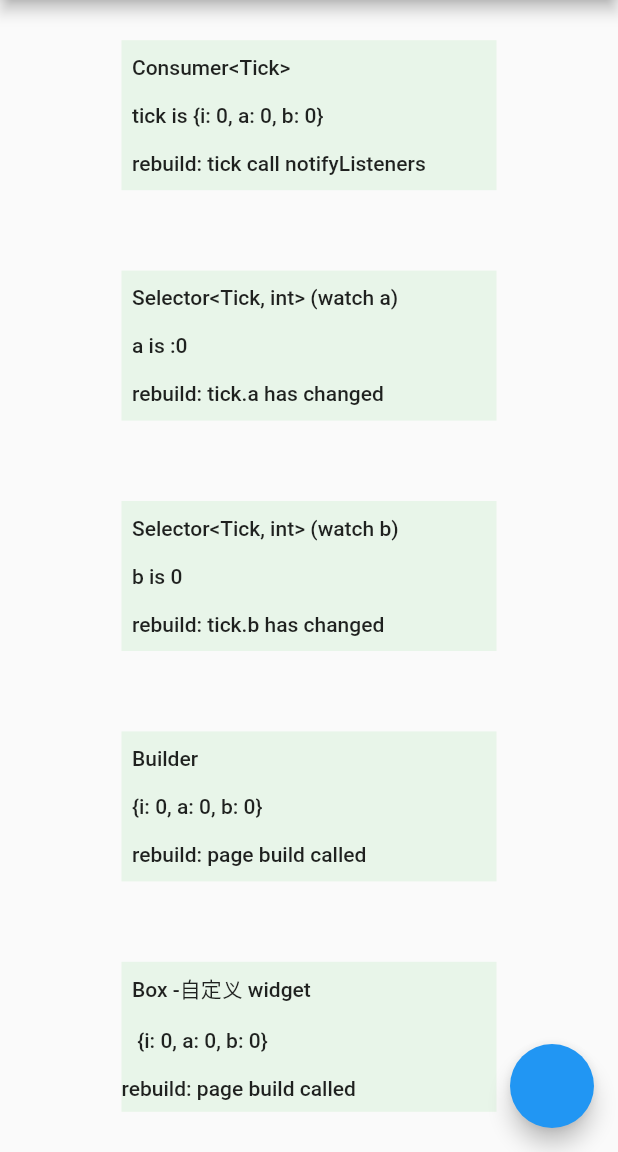
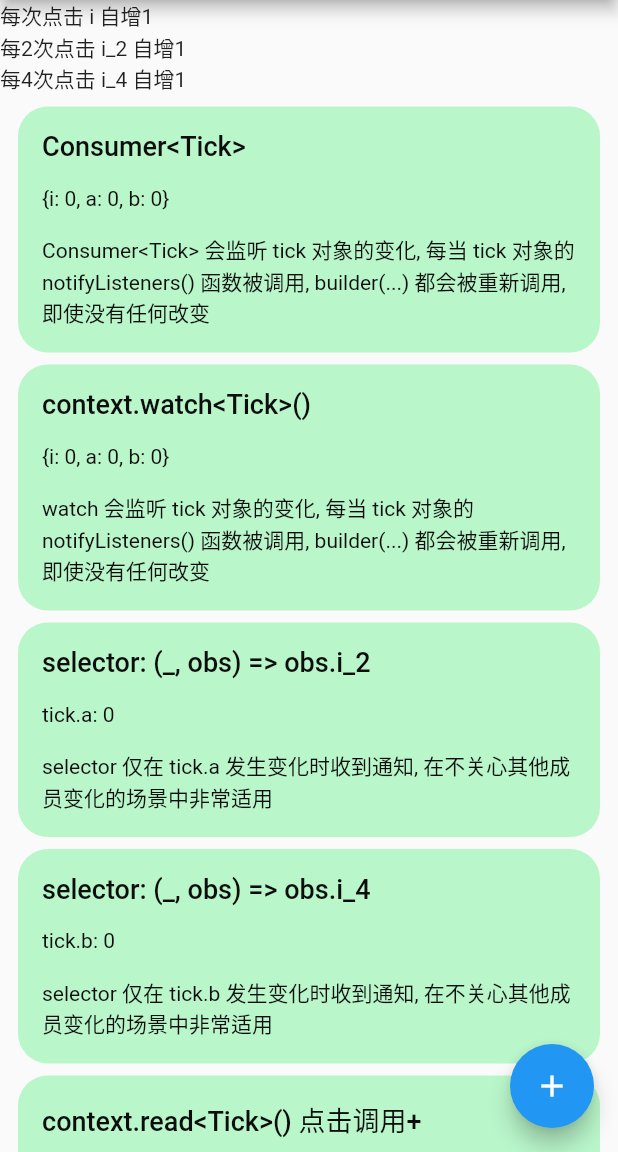
Before and after one commit to Hooollly/flutter_learn, a Flutter app: the ProviderDemoPage screen opened directly, on a phone screen of 412 x 824 dp, the part 84-1236 px from its top. Run offline on Flutter 3.47's test engine with Material 2 defaults, Android fonts, the phone set to English and light mode, and no system bars.

Commit message:
优化代码格式、添加注释

```diff
--- a/lib/commons/values.dart
+++ b/lib/commons/values.dart
@@ -1,27 +1,21 @@
 import 'package:flutter/material.dart';
 
 var vCardColors = [
-  Colors.green[50],
-  Colors.green[200],
-  Colors.green[400],
-  Colors.green[600],
-  Colors.green[800],
-  //
-  Colors.orange[50],
-  Colors.orange[200],
-  Colors.orange[400],
-  Colors.orange[600],
-  Colors.orange[800],
-  //
-  Colors.red[50],
-  Colors.red[200],
-  Colors.red[400],
-  Colors.red[600],
-  Colors.red[800],
+  Colors.greenAccent[100],
+  Colors.greenAccent[400],
+  Colors.greenAccent[700],
+  Colors.orangeAccent[100],
+  Colors.orangeAccent[400],
+  Colors.orangeAccent[700],
+  Colors.redAccent[100],
+  Colors.redAccent[400],
+  Colors.redAccent[700],
 ];
 
 const animationDuration = Duration(milliseconds: 500);
 
-const blockWidth = 250.0;
+const blockWidth = double.infinity;
 
-const blockHeight = 100.0;
+// const blockHeight = 160.0;
+
+// const
--- a/lib/pages/provider/notifiers.dart
+++ b/lib/pages/provider/notifiers.dart
@@ -3,25 +3,25 @@ import 'package:flutter/material.dart';
 class Tick extends ChangeNotifier {
   int i = 0;
 
-  int a = 0;
+  int i_2 = 0;
 
-  int b = 0;
+  int i_4 = 0;
 
   increment() {
     /// i 每次自增1
     i++;
 
-    // a 每2次自增1
-    if (i % 2 == 0) a++;
+    /// a 每2次自增1
+    if (i % 2 == 0) i_2++;
 
-    /// b 每3次自增1
-    if (i % 3 == 0) b++;
+    /// b 每4次自增1
+    if (i % 4 == 0) i_4++;
 
     notifyListeners();
   }
 
   @override
   String toString() {
-    return '{i: $i, a: $a, b: $b}';
+    return '{i: $i, a: $i_2, b: $i_4}';
   }
 }
--- a/lib/pages/provider/page.dart
+++ b/lib/pages/provider/page.dart
@@ -2,7 +2,17 @@ import 'package:flutter/material.dart';
 import 'package:flutter_learn/commons/values.dart';
 import 'package:provider/provider.dart';
 
+import '../widgets.dart';
 import 'notifiers.dart';
+
+/// Provider 是对 InheritedWidget 的封装，如果对 InheritedWidget 不了解则需要先去熟悉一下
+///
+/// Provider 使用 extension 对 BuildContext 进行了扩展，比较常用的有 context.read<T>() 和
+/// context.watch<T>()，BuildContext 本质上就是 Element，而 Inherited 则是通过调用 Element
+/// 的 markNeedsRebuild 来实现在屏幕绘制下一帧重新构建组件的。
+/// 所以使用时需要注意你使用哪个 context 就是代表哪个 Element 会被通知刷新。
+///
+dynamic readme;
 
 /// Provider Demo
 class ProviderDemoPage extends StatefulWidget {
@@ -35,6 +45,7 @@ class _ProviderDemoPageState extends State<ProviderDemoPage> {
       ),
       floatingActionButton: FloatingActionButton(
         onPressed: onTap,
+        child: const Icon(Icons.add),
       ),
     );
   }
@@ -45,75 +56,24 @@ class PageBody extends StatelessWidget {
 
   @override
   Widget build(BuildContext context) {
-    debugPrint('\n');
     debugPrint('build -> page widget');
 
-    final readTick = context.read<Tick>();
+    return SingleChildScrollView(
+      child: Wrap(
+        runSpacing: 8,
+        children: [
+          Text('每次点击 i 自增1 \n每2次点击 i_2 自增1 \n每4次点击 i_4 自增1'),
 
-    return DefaultTextStyle(
-      style: Theme.of(context).textTheme.bodyText1!,
-      child: Column(
-        mainAxisAlignment: MainAxisAlignment.spaceAround,
-        mainAxisSize: MainAxisSize.max,
-        children: [
           /// Consumer
           Consumer<Tick>(
             builder: (_, tick, __) {
               debugPrint('build -> Consumer<Tick>');
 
-              final str = '  Consumer<Tick>\n\n'
-                  '  tick is $tick\n\n'
-                  '  rebuild: tick call notifyListeners';
-
-              return AnimatedContainer(
-                alignment: Alignment.centerLeft,
-                width: blockWidth,
-                height: blockHeight,
+              return InfoBox(
+                label: 'Consumer<Tick>',
                 color: _color(tick.i),
-                duration: animationDuration,
-                child: Text(str),
-              );
-            },
-          ),
-
-          /// Selector
-          Selector<Tick, int>(
-            selector: (_, tick) => tick.a,
-            builder: (_, a, __) {
-              debugPrint('build -> Selector<Tick, int> : (watch a)');
-
-              final str = '  Selector<Tick, int> (watch a)\n\n'
-                  '  a is :$a\n\n'
-                  '  rebuild: tick.a has changed';
-
-              return AnimatedContainer(
-                alignment: Alignment.centerLeft,
-                width: blockWidth,
-                height: blockHeight,
-                color: _color(a),
-                duration: animationDuration,
-                child: Text(str),
-              );
-            },
-          ),
-
-          /// Selector
-          Selector<Tick, int>(
-            selector: (_, tick) => tick.b,
-            builder: (_, b, __) {
-              debugPrint('build -> Selector<Tick, int> : (watch b)');
-
-              final str = '  Selector<Tick, int> (watch b)\n\n'
-                  '  b is $b\n\n'
-                  '  rebuild: tick.b has changed';
-
-              return AnimatedContainer(
-                alignment: Alignment.centerLeft,
-                width: blockWidth,
-                height: blockHeight,
-                color: _color(b),
-                duration: animationDuration,
-                child: Text(str),
+                message: '$tick\n\n'
+                    'Consumer<Tick> 会监听 tick 对象的变化, 每当 tick 对象的 notifyListeners() 函数被调用, builder(...) 都会被重新调用, 即使没有任何改变',
               );
             },
           ),
@@ -121,55 +81,73 @@ class PageBody extends StatelessWidget {
           ///  使用 Builder
           Builder(
             builder: (context) {
-              debugPrint('build -> Builder');
+              debugPrint('build -> Builder context.watch<Tick>()');
 
-              return AnimatedContainer(
-                alignment: Alignment.centerLeft,
-                width: blockWidth,
-                height: blockHeight,
-                color: _color(readTick.i),
-                duration: animationDuration,
-                child: Text('  Builder\n\n'
-                    '  $readTick\n\n'
-                    '  rebuild: page build called  '),
+              final _tick = context.watch<Tick>();
+
+              return InfoBox(
+                label: 'context.watch<Tick>()',
+                color: _color(_tick.i),
+                message: '$_tick\n\n'
+                    'watch 会监听 tick 对象的变化, 每当 tick 对象的 notifyListeners() 函数被调用, builder(...) 都会被重新调用, 即使没有任何改变',
               );
             },
           ),
 
-          /// 使用 Widget
-          Box(
-              i: readTick.i,
-              str: '  Box -自定义 widget\n\n'
-                  '   $readTick\n\n'
-                  'rebuild: page build called'),
+          /// Selector
+          Selector<Tick, int>(
+            selector: (_, obs) => obs.i_2,
+            builder: (_, i_2, __) {
+              debugPrint('build -> Selector<Tick, int> : (watch i_2)');
+
+              return InfoBox(
+                label: 'selector: (_, obs) => obs.i_2',
+                color: _color(i_2),
+                message: 'tick.a: $i_2\n\n'
+                    'selector 仅在 tick.a 发生变化时收到通知, 在不关心其他成员变化的场景中非常适用',
+              );
+            },
+          ),
+
+          /// Selector
+          Selector<Tick, int>(
+            selector: (_, obs) => obs.i_4,
+            builder: (_, i_4, __) {
+              debugPrint('build -> Selector<Tick, int> : (watch i_4)');
+
+              return InfoBox(
+                label: 'selector: (_, obs) => obs.i_4',
+                color: _color(i_4),
+                message: 'tick.b: $i_4\n\n'
+                    'selector 仅在 tick.b 发生变化时收到通知, 在不关心其他成员变化的场景中非常适用',
+              );
+            },
+          ),
+
+          ///  使用 Builder
+          Builder(
+            builder: (context) {
+              final _tick = context.read<Tick>();
+
+              debugPrint('build -> Builder context.read<Tick>()');
+
+              return InfoBox(
+                label: 'context.read<Tick>() 点击调用+',
+                color: _color(_tick.i),
+                message: '$_tick\n\n'
+                    'context.read<Tick>() 在 builder 函数执行时获取 tick 的引用, 在 tick 对象发生变化时并不会刷新当前 widget, 适合用来在子节点调用顶层对象的函数',
+                child: ElevatedButton(
+                    onPressed: () {
+                      debugPrint('-> onTap : ${_tick.i}');
+
+                      _tick.increment();
+                    },
+                    child: Text('点击调用 tick.increment')),
+              );
+            },
+          ),
         ],
       ),
-    );
-  }
-}
-
-class Box extends StatelessWidget {
-  final int i;
-
-  final String str;
-
-  const Box({
-    Key? key,
-    required this.i,
-    required this.str,
-  }) : super(key: key);
-
-  @override
-  Widget build(BuildContext context) {
-    debugPrint('build -> Box');
-
-    return AnimatedContainer(
-      alignment: Alignment.centerLeft,
-      width: blockWidth,
-      height: blockHeight,
-      color: _color(i),
-      duration: animationDuration,
-      child: Text(str),
     );
   }
 }
--- a/lib/pages/widgets.dart
+++ b/lib/pages/widgets.dart
@@ -1,2 +1,62 @@
 import 'package:flutter/material.dart';
 import 'package:flutter_learn/commons/values.dart';
+
+/// 盒子
+class InfoBox extends StatelessWidget {
+  final String label;
+
+  /// 消息
+  final String message;
+
+  /// 颜色
+  final Color color;
+
+  final Widget? child;
+
+  const InfoBox({
+    Key? key,
+    required this.message,
+    required this.color,
+    required this.label,
+    this.child,
+  }) : super(key: key);
+
+  @override
+  Widget build(BuildContext context) {
+    return AnimatedContainer(
+      decoration: BoxDecoration(
+        color: color,
+        borderRadius: BorderRadius.circular(20),
+      ),
+      padding: EdgeInsets.all(16),
+      margin: EdgeInsets.symmetric(horizontal: 12),
+      width: blockWidth,
+      // height: blockHeight,
+      duration: animationDuration,
+      child: Column(
+        crossAxisAlignment: CrossAxisAlignment.start,
+        children: [
+          Text(
+            label,
+            overflow: TextOverflow.ellipsis,
+            style: TextStyle(
+              fontSize: 18,
+              fontWeight: FontWeight.w500,
+              color: Color(0xFF0D0D0D),
+            ),
+          ),
+          SizedBox(height: 16),
+          Text(
+            message,
+            style: TextStyle(
+              fontSize: 14,
+              fontWeight: FontWeight.w400,
+              color: Color(0xFF0D0D0D),
+            ),
+          ),
+          if (child != null) child!,
+        ],
+      ),
+    );
+  }
+}
--- a/pubspec.yaml
+++ b/pubspec.yaml
@@ -29,6 +29,7 @@ dependencies:
   # Use with the CupertinoIcons class for iOS style icons.
   cupertino_icons: ^1.0.2
   provider: ^6.0.2
+  get: ^4.6.1
 
 dev_dependencies:
   flutter_test:
```
